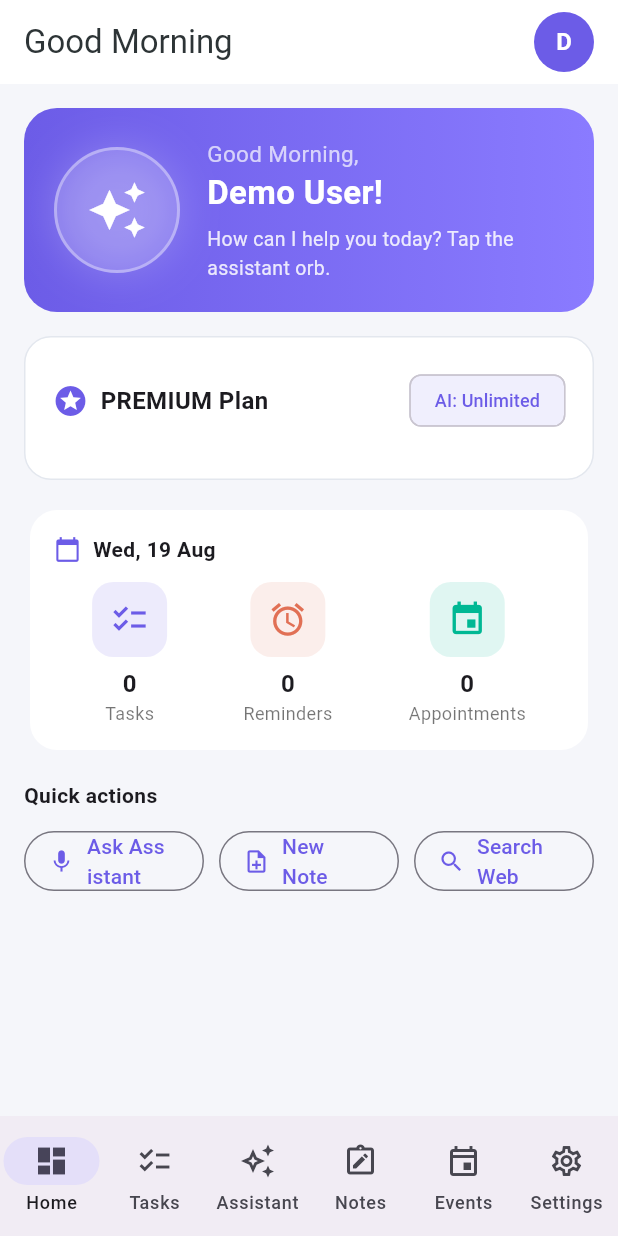
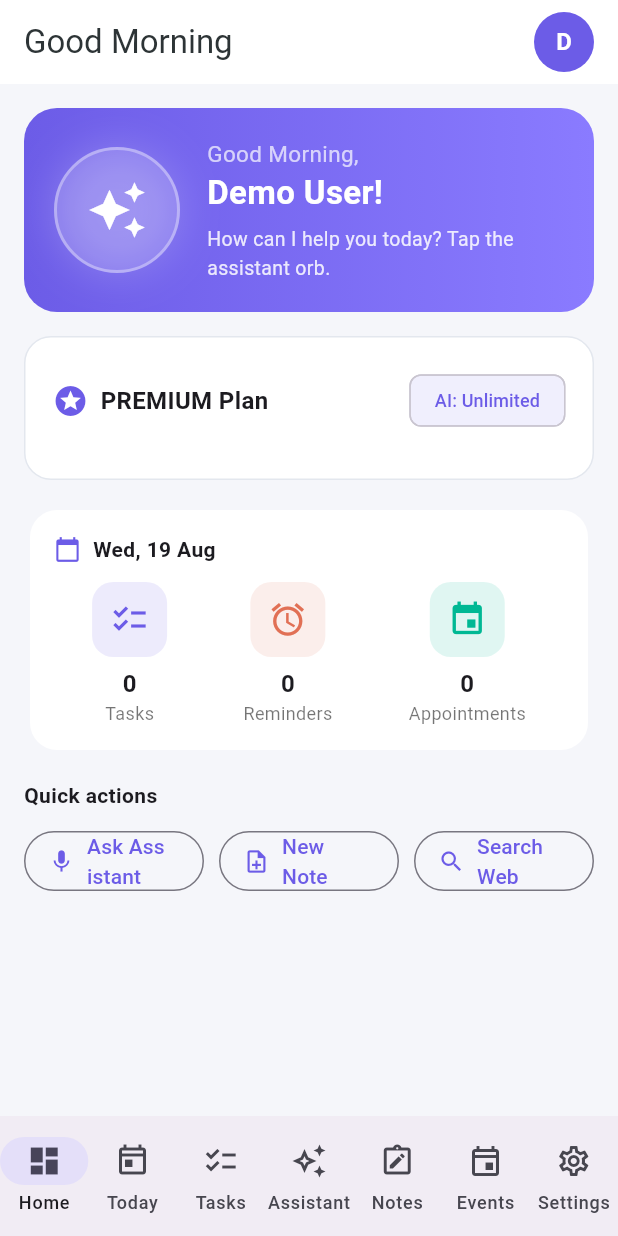
Before and after one commit to kanmantha/my-assistant, a Flutter app: the screen it shows after launch, after a tap on "Try Demo Mode", on a phone screen of 412 x 824 dp. Run offline on Flutter 3.47's test engine with Material 3 defaults, Android fonts, the phone set to English and light mode, and no system bars; our stand-ins replace flutter_secure_storage, flutter_tts, speech_to_text; accounts and stored records are empty; network calls fail.

Commit message:
feat: voice confirmation with calendar, entity echo, Today tab with TTS read-aloud, improved event listing
- Voice flow: always show ConfirmationDialog with date/time picker before saving
- Echo entity type: assistant says 'I'll create a [note/task] called X' before showing calendar
- New Today tab: shows only today's appointments sorted by time, color-coded (past/grey, soon/orange, upcoming/purple)
- Today tab: 'Read aloud' button reads all events with times via TTS
- Voice: 'list today's events' reads numbered list with time details via TTS
- 7 tabs now: Home, Today, Tasks, Assistant, Notes, Events, Settings

```diff
--- /dev/null
+++ b/mobile/lib/screens/today_screen.dart
@@ -0,0 +1,195 @@
+import 'package:flutter/material.dart';
+import 'package:intl/intl.dart';
+import 'package:provider/provider.dart';
+
+import '../models/models.dart';
+import '../providers/auth_provider.dart';
+import '../providers/productivity_providers.dart';
+import '../services/tts_service.dart';
+
+class TodayScreen extends StatefulWidget {
+  const TodayScreen({super.key});
+
+  @override
+  State<TodayScreen> createState() => _TodayScreenState();
+}
+
+class _TodayScreenState extends State<TodayScreen> {
+  bool _loading = true;
+
+  @override
+  void initState() {
+    super.initState();
+    WidgetsBinding.instance.addPostFrameCallback((_) => _loadData());
+  }
+
+  Future<void> _loadData() async {
+    final auth = context.read<AuthProvider>();
+    final state = context.read<AppointmentsState>();
+    if (auth.demoMode) {
+      state.setDemo();
+    } else {
+      await state.load();
+    }
+    if (mounted) setState(() => _loading = false);
+  }
+
+  List<Appointment> _getTodayEvents(AppointmentsState state) {
+    final now = DateTime.now();
+    return state.appointments.where((a) {
+      return a.startDateTime.year == now.year &&
+          a.startDateTime.month == now.month &&
+          a.startDateTime.day == now.day;
+    }).toList()
+      ..sort((a, b) => a.startDateTime.compareTo(b.startDateTime));
+  }
+
+  Future<void> _readAloud(List<Appointment> events) async {
+    if (events.isEmpty) {
+      await TtsService.instance.speak('You have no events scheduled for today.');
+      return;
+    }
+    final timeFmt = DateFormat('h:mm a');
+    var msg = 'Today you have ${events.length} event${events.length > 1 ? 's' : ''}. ';
+    for (var i = 0; i < events.length; i++) {
+      final e = events[i];
+      final timeStr = timeFmt.format(e.startDateTime);
+      final loc = e.location.isNotEmpty ? ' at ${e.location}' : '';
+      msg += 'Number ${i + 1}: ${e.title}, scheduled for $timeStr$loc. ';
+    }
+    await TtsService.instance.speak(msg);
+  }
+
+  @override
+  Widget build(BuildContext context) {
+    final state = context.watch<AppointmentsState>();
+    final today = _getTodayEvents(state);
+    final timeFmt = DateFormat('h:mm a');
+    final dateFmt = DateFormat('EEEE, d MMMM');
+
+    return Scaffold(
+      appBar: AppBar(
+        title: Column(
+          crossAxisAlignment: CrossAxisAlignment.start,
+          children: [
+            const Text("Today's Events", style: TextStyle(fontSize: 18)),
+            Text(
+              dateFmt.format(DateTime.now()),
+              style: const TextStyle(fontSize: 13, fontWeight: FontWeight.w400),
+            ),
+          ],
+        ),
+        actions: [
+          if (today.isNotEmpty)
+            IconButton(
+              icon: const Icon(Icons.volume_up),
+              tooltip: 'Read aloud',
+              onPressed: () => _readAloud(today),
+            ),
+          IconButton(
+            icon: const Icon(Icons.refresh),
+            onPressed: () => _loadData(),
+          ),
+        ],
+      ),
+      body: _loading
+          ? const Center(child: CircularProgressIndicator())
+          : today.isEmpty
+              ? Center(
+                  child: Column(
+                    mainAxisSize: MainAxisSize.min,
+                    children: [
+                      Icon(Icons.event_available, size: 64, color: Colors.grey.shade300),
+                      const SizedBox(height: 16),
+                      Text('No events today', style: TextStyle(fontSize: 18, color: Colors.grey.shade600)),
+                      const SizedBox(height: 8),
+                      Text(
+                        'Say "add event" or "schedule meeting" to create one',
+                        style: TextStyle(fontSize: 13, color: Colors.grey.shade400),
+                        textAlign: TextAlign.center,
+                      ),
+                    ],
+                  ),
+                )
+              : RefreshIndicator(
+                  onRefresh: _loadData,
+                  child: ListView.builder(
+                    padding: const EdgeInsets.symmetric(vertical: 8),
+                    itemCount: today.length,
+                    itemBuilder: (_, i) {
+                      final a = today[i];
+                      final timeStr = timeFmt.format(a.startDateTime);
+                      final now = DateTime.now();
+                      final diff = a.startDateTime.difference(now);
+                      final isPast = diff.isNegative;
+                      final isSoon = !isPast && diff.inMinutes < 60 && diff.inMinutes >= 0;
+
+                      return Card(
+                        margin: const EdgeInsets.symmetric(horizontal: 16, vertical: 4),
+                        child: ListTile(
+                          leading: Container(
+                            width: 4,
+                            height: 48,
+                            decoration: BoxDecoration(
+                              color: isPast
+                                  ? Colors.grey
+                                  : isSoon
+                                      ? Colors.orange
+                                      : Colors.deepPurple,
+                              borderRadius: BorderRadius.circular(2),
+                            ),
+                          ),
+                          title: Text(
+                            a.title,
+                            style: TextStyle(
+                              fontSize: 16,
+                              fontWeight: FontWeight.w600,
+                              color: isPast ? Colors.grey : null,
+                            ),
+                          ),
+                          subtitle: Row(
+                            children: [
+                              Icon(Icons.access_time, size: 14, color: Colors.grey.shade500),
+                              const SizedBox(width: 4),
+                              Text(timeStr, style: TextStyle(fontSize: 13, color: Colors.grey.shade600)),
+                              if (a.location.isNotEmpty) ...[
+                                const SizedBox(width: 12),
+                                Icon(Icons.location_on, size: 14, color: Colors.grey.shade500),
+                                const SizedBox(width: 4),
+                                Expanded(
+                                  child: Text(
+                                    a.location,
+                                    style: TextStyle(fontSize: 13, color: Colors.grey.shade600),
+                                    overflow: TextOverflow.ellipsis,
+                                  ),
+                                ),
+                              ] else
+                                const Spacer(),
+                              if (isPast)
+                                Text('Past', style: TextStyle(fontSize: 11, color: Colors.grey.shade400))
+                              else if (isSoon)
+                                Container(
+                                  padding: const EdgeInsets.symmetric(horizontal: 8, vertical: 2),
+                                  decoration: BoxDecoration(
+                                    color: Colors.orange.shade50,
+                                    borderRadius: BorderRadius.circular(8),
+                                  ),
+                                  child: Text('Soon', style: TextStyle(fontSize: 11, color: Colors.orange.shade700)),
+                                ),
+                            ],
+                          ),
+                        ),
+                      );
+                    },
+                  ),
+                ),
+      floatingActionButton: today.isNotEmpty
+          ? FloatingActionButton.extended(
+              onPressed: () => _readAloud(today),
+              icon: const Icon(Icons.volume_up),
+              label: const Text('Read aloud'),
+            )
+          : null,
+    );
+  }
+}
```
Also changed, not shown: mobile/lib/screens/assistant_screen.dart (+26 -24 lines), mobile/lib/screens/home_shell.dart (+9 -5 lines).
